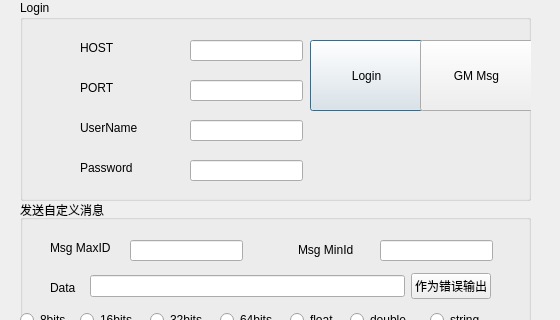
The window that apoEditor/src/connectdialog.ui (neil78duan/apollolib) describes before a commit, drawn with Qt 5; both pictures show x 0 to 560 and y 0 to 320 of the 560 by 571 pixel window.
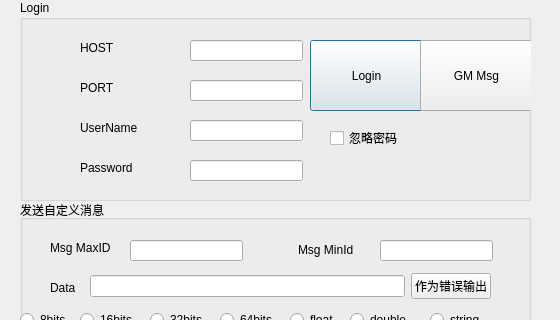
The same window after the commit.

What changed in the file:
```diff
--- a/apoEditor/src/connectdialog.ui
+++ b/apoEditor/src/connectdialog.ui
@@ -146,6 +146,19 @@
      <string>GM Msg</string>
     </property>
    </widget>
+   <widget class="QCheckBox" name="skipAuth">
+    <property name="geometry">
+     <rect>
+      <x>310</x>
+      <y>130</y>
+      <width>71</width>
+      <height>16</height>
+     </rect>
+    </property>
+    <property name="text">
+     <string>忽略密码</string>
+    </property>
+   </widget>
   </widget>
   <widget class="QGroupBox" name="groupBox_2">
    <property name="geometry">
```
